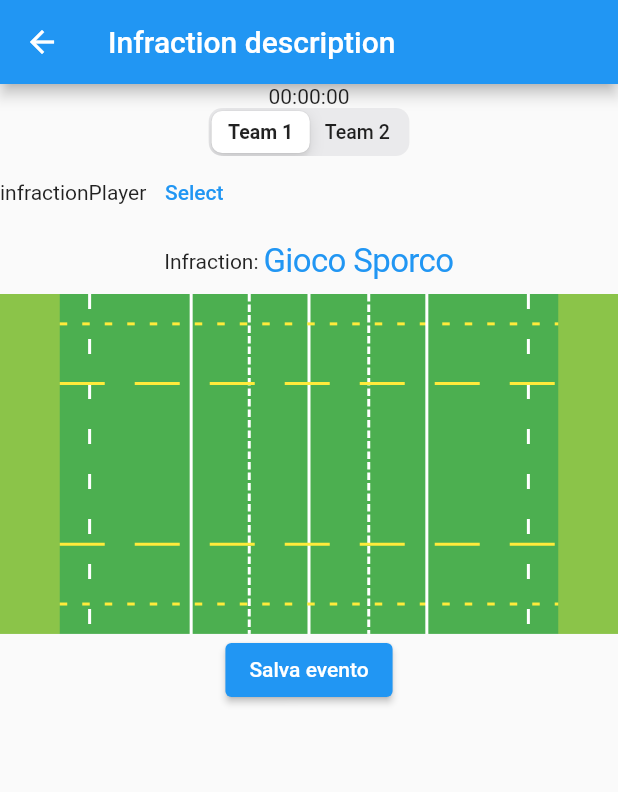
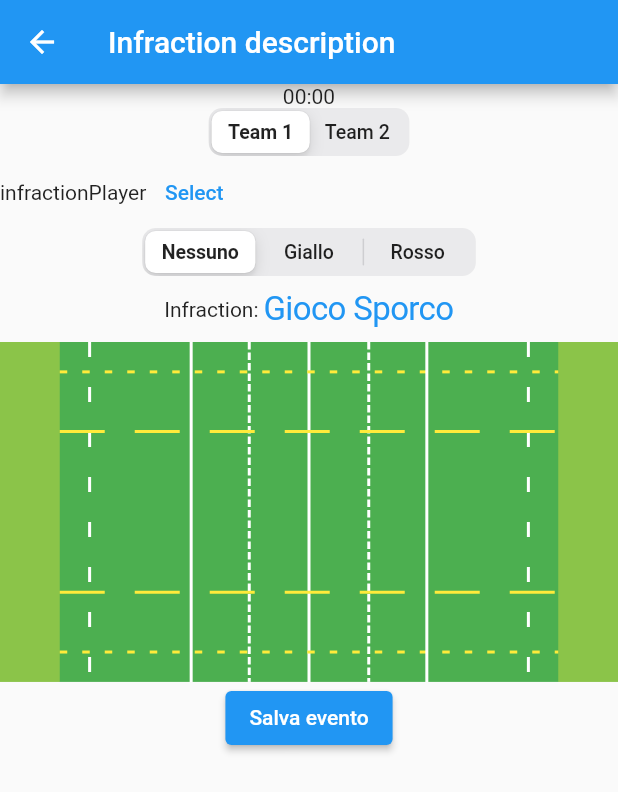
Before and after one commit to mario-catillo/match_recorder, a Flutter app: the screen it shows after launch, after a tap on "Infraction", on a phone screen of 412 x 824 dp. Shown: the top 792 px of the screen. Run offline on Flutter 3.47's test engine with Material 2 defaults, Android fonts, the phone set to English and light mode, and no system bars; our stand-ins replace shared_preferences.

Commit message:
yellow card timers

```diff
--- a/lib/enums/descriptors.dart
+++ b/lib/enums/descriptors.dart
@@ -11,7 +11,8 @@ enum Descriptors {
   lineQuantity,
   points,
   linePosition,
-  tackleShoulder
+  tackleShoulder,
+  cardStatus
 }
 
 enum MovementProgression { positive, negative, neutral }
@@ -48,3 +49,5 @@ enum Points { try5, conversion2, penalty3, drop3, penaltyTry7 }
 enum LinePosition { A, B, C, D, E, other }
 
 enum TackleShoulder { internal, external, double }
+
+enum CardStatus { yellow, red, none }
--- a/lib/event_description_view.dart
+++ b/lib/event_description_view.dart
@@ -7,6 +7,7 @@ import 'package:match_recorder/models/events/lineout_event.dart';
 import 'package:match_recorder/models/player.dart';
 import 'package:match_recorder/models/events/scrum_event.dart';
 import 'package:match_recorder/team_page.dart';
+import 'package:match_recorder/widgets/descriptors/cardstatus_descriptor.dart';
 import 'package:match_recorder/widgets/descriptors/infraction_descriptor.dart';
 import 'package:match_recorder/widgets/descriptors/kick_type_descriptor.dart';
 import 'package:match_recorder/widgets/descriptors/progression_descriptor.dart';
@@ -53,7 +54,7 @@ class _EventDescriptionViewState extends State<EventDescriptionView> {
       ),
       body: Column(
         children: [
-          Text(event.time),
+          Text(event.getTimeString()),
           CupertinoSlidingSegmentedControl<TeamType>(
             children: const {
               TeamType.team1: Text('Team 1'),
@@ -99,6 +100,14 @@ class _EventDescriptionViewState extends State<EventDescriptionView> {
                 ),
               ],
             ),
+          if (event.getDescriptors().contains(Descriptors.cardStatus))
+            CardstatusDescriptor(
+                cardStatus: event.getDescriptorValue<CardStatus>(),
+                onCardStatusChanged: (CardStatus cardStatus) {
+                  setState(() {
+                    event.setDescriptorValue<CardStatus>(cardStatus);
+                  });
+                }),
           if (event.getDescriptors().contains(Descriptors.movementProgression))
             ProgressionDescriptor(
                 progress: event.getDescriptorValue<MovementProgression>(),
--- a/lib/main.dart
+++ b/lib/main.dart
@@ -1,8 +1,10 @@
 import 'package:flutter/material.dart';
 import 'package:match_recorder/main_event_buttons.dart';
 import 'package:match_recorder/models/app_state.dart';
+import 'package:match_recorder/models/player.dart';
 import 'package:match_recorder/models/stopwatch_state.dart';
 import 'package:match_recorder/team_page.dart';
+import 'package:match_recorder/widgets/YellowCardPlayer.dart';
 import 'package:match_recorder/widgets/events_list.dart';
 import 'package:match_recorder/widgets/match_timer.dart';
 import 'package:provider/provider.dart';
@@ -126,6 +128,19 @@ class _MyHomePageState extends State<MyHomePage> {
           mainAxisAlignment: MainAxisAlignment.center,
           children: <Widget>[
             Expanded(child: MainEventButtons()),
+            Consumer<AppState>(builder: (ctx, appState, child) {
+              return Expanded(
+                  child: ListView.builder(
+                itemBuilder: (ctx, index) {
+                  final player =
+                      appState.yellowCardPlayers.entries.toList()[index].key;
+                  final infractionTime = appState.yellowCardPlayers[player]!;
+                  return YellowCardPlayer(
+                      player: player, infractionTime: infractionTime);
+                },
+                itemCount: appState.yellowCardPlayers.entries.length,
+              ));
+            }),
             Consumer<StopwatchState>(builder: (ctx, stopwatchState, child) {
               return Row(
                 mainAxisAlignment: MainAxisAlignment.center,
@@ -138,7 +153,7 @@ class _MyHomePageState extends State<MyHomePage> {
                           ? const Icon(Icons.pause)
                           : const Icon(Icons.play_arrow)),
                   const MatchTimer(),
-                  if (stopwatchState.currentTime.value != '00:00:00')
+                  if (stopwatchState.currentDuration.value != Duration.zero)
                     IconButton(
                         onPressed: () => stopwatchState.reset(),
                         icon: const Icon(Icons.refresh)),
--- a/lib/main_event_buttons.dart
+++ b/lib/main_event_buttons.dart
@@ -39,7 +39,8 @@ class MainEventButtons extends StatelessWidget {
           onPressed: () => _onEventPressed(
               context,
               TackleEvent(
-                  time: context.read<StopwatchState>().currentTime.value)),
+                  duration:
+                      context.read<StopwatchState>().currentDuration.value)),
         ),
         EventButton(
             name: 'Points',
@@ -47,12 +48,14 @@ class MainEventButtons extends StatelessWidget {
             onPressed: () => _onEventPressed(
                 context,
                 PointsEvent(
-                    time: context.read<StopwatchState>().currentTime.value))),
+                    duration:
+                        context.read<StopwatchState>().currentDuration.value))),
         MaterialButton(
           onPressed: () => _onEventPressed(
               context,
               RuckEvent(
-                  time: context.read<StopwatchState>().currentTime.value)),
+                  duration:
+                      context.read<StopwatchState>().currentDuration.value)),
           child: const Text('Ruck'),
         ),
         MaterialButton(
@@ -65,19 +68,22 @@ class MainEventButtons extends StatelessWidget {
             onPressed: () => _onEventPressed(
                 context,
                 KickEvent(
-                    time: context.read<StopwatchState>().currentTime.value))),
+                    duration:
+                        context.read<StopwatchState>().currentDuration.value))),
         EventButton(
             name: 'Infraction',
             icon: 'assets/icons/referee.png',
             onPressed: () => _onEventPressed(
                 context,
                 InfractionEvent(
-                    time: context.read<StopwatchState>().currentTime.value))),
+                    duration:
+                        context.read<StopwatchState>().currentDuration.value))),
         MaterialButton(
           onPressed: () => _onEventPressed(
               context,
               LineoutEvent("5",
-                  time: context.read<StopwatchState>().currentTime.value)),
+                  duration:
+                      context.read<StopwatchState>().currentDuration.value)),
           child: const Text('Lineout'),
         ),
         EventButton(
@@ -85,7 +91,8 @@ class MainEventButtons extends StatelessWidget {
           onPressed: () => _onEventPressed(
               context,
               ScrumEvent(
-                  time: context.read<StopwatchState>().currentTime.value,
+                  duration:
+                      context.read<StopwatchState>().currentDuration.value,
                   winnerTeam: TeamType.team1)),
           name: 'Scrum',
         ),
--- a/lib/models/events/base_event.dart
+++ b/lib/models/events/base_event.dart
@@ -5,7 +5,7 @@ import 'package:match_recorder/team_page.dart';
 import 'package:uuid/uuid.dart';
 
 abstract class BaseEvent {
-  final String time;
+  final Duration duration;
   final String name;
   final String uuid;
   Offset fieldPosition;
@@ -13,7 +13,7 @@ abstract class BaseEvent {
   TeamType teamType;
 
   BaseEvent(
-      {required this.time,
+      {required this.duration,
       required this.name,
       this.teamType = TeamType.team1,
       this.fieldPosition = Offset.zero})
@@ -32,4 +32,8 @@ abstract class BaseEvent {
 
   T getDescriptorValue<T>();
   setDescriptorValue<T>(T value);
+
+  String getTimeString() {
+    return '${duration.inMinutes.toString().padLeft(2, '0')}:${(duration.inSeconds % 60).toString().padLeft(2, '0')}';
+  }
 }
--- a/lib/models/events/infraction_event.dart
+++ b/lib/models/events/infraction_event.dart
@@ -4,8 +4,9 @@ import 'package:match_recorder/models/player.dart';
 
 class InfractionEvent extends BaseEvent {
   Infraction infraction = Infraction.dirtyPlay;
-  InfractionEvent({required String time})
-      : super(name: 'Infraction', time: time);
+  CardStatus cardStatus = CardStatus.none;
+  InfractionEvent({required Duration duration})
+      : super(name: 'Infraction', duration: duration);
   Player? infractionPlayer;
 
   @override
@@ -13,7 +14,7 @@ class InfractionEvent extends BaseEvent {
 
   @override
   List<Descriptors> getDescriptors() {
-    return [Descriptors.infraction];
+    return [Descriptors.infraction, Descriptors.cardStatus];
   }
 
   @override
@@ -21,6 +22,10 @@ class InfractionEvent extends BaseEvent {
     if (T == Infraction) {
       return infraction as T;
     }
+    if (T == CardStatus) {
+      return cardStatus as T;
+    }
+
     throw UnimplementedError();
   }
 
@@ -28,6 +33,9 @@ class InfractionEvent extends BaseEvent {
   setDescriptorValue<T>(T value) {
     if (T == Infraction) {
       infraction = value as Infraction;
+    }
+    if (T == CardStatus) {
+      cardStatus = value as CardStatus;
     }
   }
 
--- a/lib/models/events/kick_event.dart
+++ b/lib/models/events/kick_event.dart
@@ -3,7 +3,8 @@ import 'package:match_recorder/models/events/base_event.dart';
 import 'package:match_recorder/models/player.dart';
 
 class KickEvent extends BaseEvent {
-  KickEvent({required String time}) : super(name: 'Kick', time: time);
+  KickEvent({required Duration duration})
+      : super(name: 'Kick', duration: duration);
   KickType kickType = KickType.upAndUnder;
   Player? kicker;
   @override
--- a/lib/models/events/lineout_event.dart
+++ b/lib/models/events/lineout_event.dart
@@ -7,8 +7,8 @@ class LineoutEvent extends BaseEvent {
   final String quantity;
   AppState? appState;
 
-  LineoutEvent(this.quantity, {required String time})
-      : super(name: 'Lineout', time: time);
+  LineoutEvent(this.quantity, {required Duration duration})
+      : super(name: 'Lineout', duration: duration);
 
   LineResult lineResult = LineResult.clean;
   LineQuantity lineQuantity = LineQuantity.seven;
--- a/lib/models/events/points_event.dart
+++ b/lib/models/events/points_event.dart
@@ -3,7 +3,8 @@ import 'package:match_recorder/models/events/base_event.dart';
 import 'package:match_recorder/models/player.dart';
 
 class PointsEvent extends BaseEvent {
-  PointsEvent({required String time}) : super(name: 'Points', time: time);
+  PointsEvent({required Duration duration})
+      : super(name: 'Points', duration: duration);
   Points points = Points.try5;
   Player? pointsPlayer;
   @override
--- a/lib/models/events/ruck_event.dart
+++ b/lib/models/events/ruck_event.dart
@@ -3,7 +3,8 @@ import 'package:match_recorder/models/events/base_event.dart';
 import 'package:match_recorder/models/player.dart';
 
 class RuckEvent extends BaseEvent {
-  RuckEvent({required String time}) : super(name: 'Ruck', time: time);
+  RuckEvent({required Duration duration})
+      : super(name: 'Ruck', duration: duration);
   Speed speed = Speed.slow;
   MovementProgression progress = MovementProgression.neutral;
 
--- a/lib/models/events/scrum_event.dart
+++ b/lib/models/events/scrum_event.dart
@@ -6,8 +6,8 @@ import 'package:match_recorder/team_page.dart';
 class ScrumEvent extends BaseEvent {
   TeamType winnerTeam;
   MovementProgression progress = MovementProgression.negative;
-  ScrumEvent({required String time, required this.winnerTeam})
-      : super(name: 'Scrum', time: time);
+  ScrumEvent({required Duration duration, required this.winnerTeam})
+      : super(name: 'Scrum', duration: duration);
 
   @override
   String getEventName() => 'Scrum';
--- a/lib/models/events/tackle_event.dart
+++ b/lib/models/events/tackle_event.dart
@@ -4,7 +4,8 @@ import 'package:match_recorder/models/player.dart';
 import 'package:match_recorder/widgets/descriptors/progression_descriptor.dart';
 
 class TackleEvent extends BaseEvent {
-  TackleEvent({required String time}) : super(name: 'Tackle', time: time);
+  TackleEvent({required Duration duration})
+      : super(name: 'Tackle', duration: duration);
   MovementProgression progress = MovementProgression.neutral;
   Player? tacklePlayer1;
   Player? tacklePlayer2;
--- /dev/null
+++ b/lib/widgets/descriptors/cardstatus_descriptor.dart
@@ -0,0 +1,27 @@
+import 'package:flutter/cupertino.dart';
+import 'package:match_recorder/enums/descriptors.dart';
+
+class CardstatusDescriptor extends StatelessWidget {
+  final CardStatus cardStatus;
+  final Function(CardStatus cardStatus) onCardStatusChanged;
+  const CardstatusDescriptor(
+      {Key? key, required this.cardStatus, required this.onCardStatusChanged})
+      : super(key: key);
+
+  @override
+  Widget build(BuildContext context) {
+    return CupertinoSlidingSegmentedControl<CardStatus>(
+      children: const {
+        CardStatus.none: Text('Nessuno'),
+        CardStatus.yellow: Text('Giallo'),
+        CardStatus.red: Text('Rosso'),
+      },
+      onValueChanged: (CardStatus? cardStatus) {
+        if (cardStatus != null) {
+          onCardStatusChanged(cardStatus);
+        }
+      },
+      groupValue: cardStatus,
+    );
+  }
+}
--- a/lib/widgets/events_list.dart
+++ b/lib/widgets/events_list.dart
@@ -48,7 +48,7 @@ class EventsList extends StatelessWidget {
                     Text(event.getEventName()),
                   ],
                 ),
-                Text(event.time)
+                Text(event.getTimeString())
               ],
             ),
           ),
--- a/lib/widgets/match_timer.dart
+++ b/lib/widgets/match_timer.dart
@@ -11,9 +11,10 @@ class MatchTimer extends StatelessWidget {
   Widget build(BuildContext context) {
     final stopwatchState = Provider.of<StopwatchState>(context);
     return ValueListenableBuilder(
-        valueListenable: stopwatchState.currentTime,
+        valueListenable: stopwatchState.currentDuration,
         builder: (context, value, child) {
-          return Text(value);
+          return Text(
+              "${value.inMinutes.toString().padLeft(2, '0')}:${(value.inSeconds % 60).toString().padLeft(2, '0')}");
         });
   }
 }
```
Also changed, not shown: lib/models/app_state.dart (+14 -0 lines), lib/models/stopwatch_state.dart (+4 -6 lines), lib/widgets/YellowCardPlayer.dart (added, +39 -0 lines).
